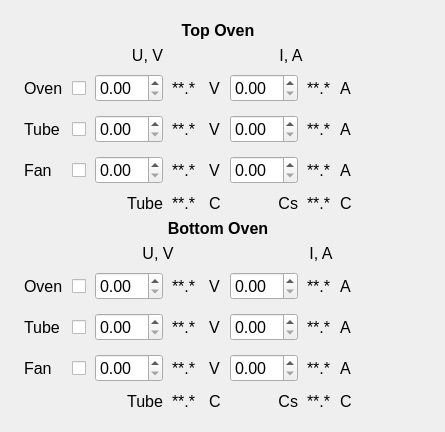
Above: Pressure_UI.ui from smertouh/1_MeV_UI_additional before the change. Below: the same form after it.
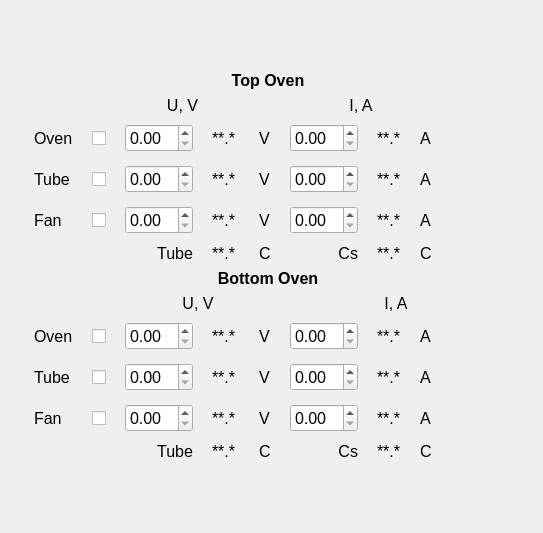
That is the form after the change. Icons and pictures are not drawn.

```diff
--- a/Pressure_UI.ui
+++ b/Pressure_UI.ui
@@ -6,8 +6,8 @@
    <rect>
     <x>0</x>
     <y>0</y>
-    <width>445</width>
-    <height>417</height>
+    <width>543</width>
+    <height>533</height>
    </rect>
   </property>
   <property name="sizePolicy">
@@ -19,7 +19,7 @@
   <property name="maximumSize">
    <size>
     <width>9999</width>
-    <height>417</height>
+    <height>9999</height>
    </size>
   </property>
   <property name="font">
```
